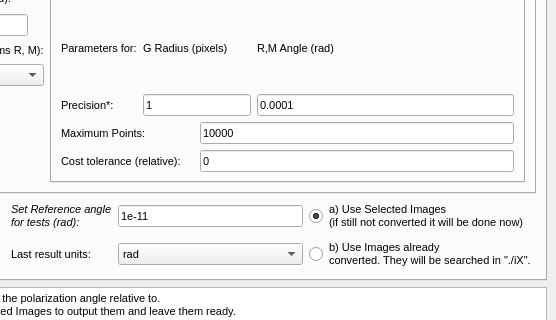
First picture: the form in GUI/Design.ui, repository Oiangu9/Conical_Refraction_Polarimeter, before the edit; both pictures show x 310 to 866 and y 102 to 422 of the 866 by 526 pixel window.
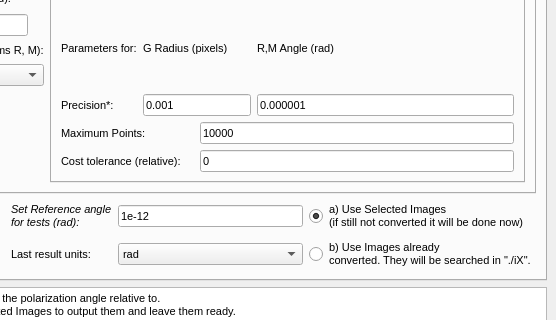
Second picture: the form after the edit. The open tabs and pages were chosen to show the change.

```diff
--- a/GUI/Design.ui
+++ b/GUI/Design.ui
@@ -1071,14 +1071,14 @@
                 <item row="1" column="1" colspan="2">
                  <widget class="QLineEdit" name="precision_fib_pix">
                   <property name="text">
-                   <string>1</string>
+                   <string>0.001</string>
                   </property>
                  </widget>
                 </item>
                 <item row="1" column="3">
                  <widget class="QLineEdit" name="precision_fib_rad">
                   <property name="text">
-                   <string>0.0001</string>
+                   <string>0.000001</string>
                   </property>
                  </widget>
                 </item>
@@ -2094,7 +2094,7 @@
         <item row="3" column="3">
          <widget class="QLineEdit" name="referenceAngleTest">
           <property name="text">
-           <string>1e-11</string>
+           <string>1e-12</string>
           </property>
          </widget>
         </item>
```
Left out of the diff: 34 changed lines with no effect on the pictures.
